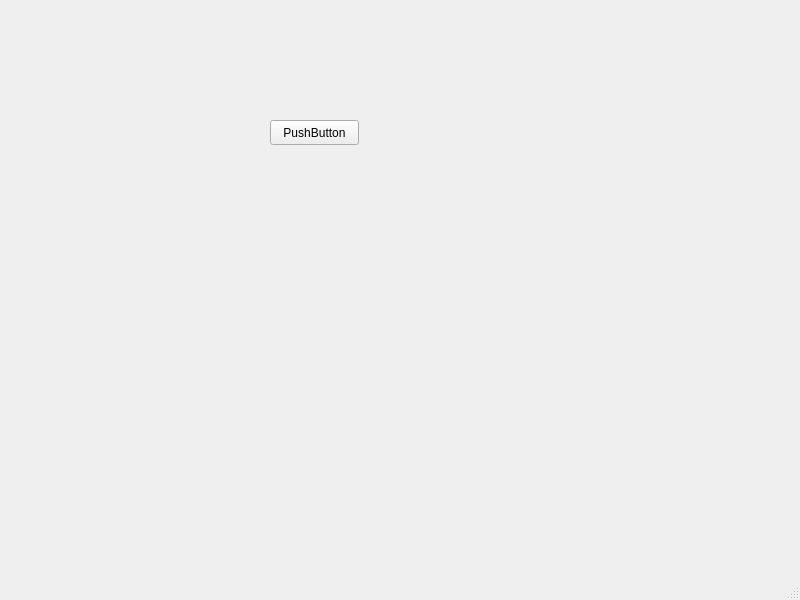
This is mainwindow.ui in tvb2/Backup_1 as Qt 5 draws it before an edit. The edited form follows.
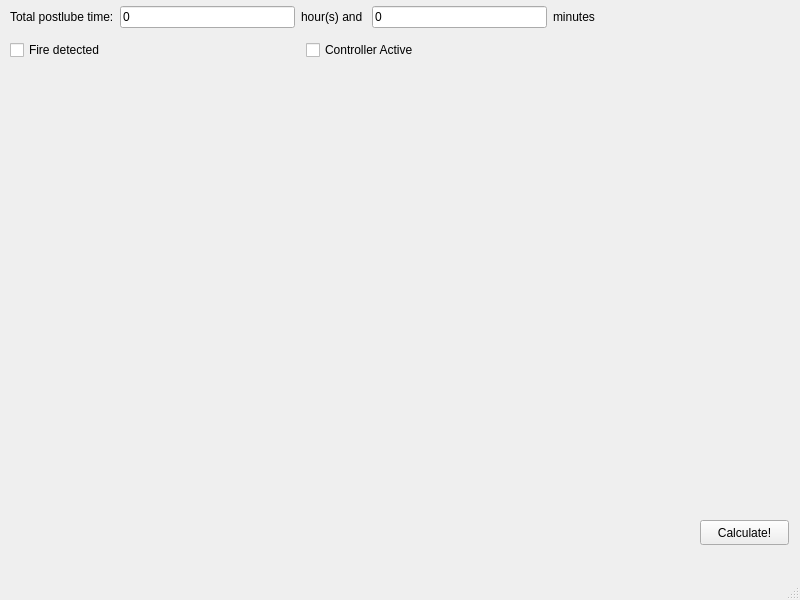
This is the edited form.

Patch:
```diff
--- a/mainwindow.ui
+++ b/mainwindow.ui
@@ -17,16 +17,85 @@
    <widget class="QPushButton" name="pushButton">
     <property name="geometry">
      <rect>
-      <x>270</x>
-      <y>120</y>
+      <x>700</x>
+      <y>520</y>
       <width>89</width>
       <height>25</height>
      </rect>
     </property>
     <property name="text">
-     <string>PushButton</string>
+     <string>Calculate!</string>
     </property>
    </widget>
+   <widget class="QWidget" name="layoutWidget">
+    <property name="geometry">
+     <rect>
+      <x>10</x>
+      <y>0</y>
+      <width>585</width>
+      <height>60</height>
+     </rect>
+    </property>
+    <layout class="QVBoxLayout" name="verticalLayout">
+     <item>
+      <layout class="QHBoxLayout" name="TotalPostlubeTime">
+       <item>
+        <widget class="QLabel" name="lblTotalPostlubeTime">
+         <property name="text">
+          <string>Total postlube time:</string>
+         </property>
+        </widget>
+       </item>
+       <item>
+        <widget class="QLineEdit" name="totalPostlubeHours">
+         <property name="text">
+          <string>0</string>
+         </property>
+        </widget>
+       </item>
+       <item>
+        <widget class="QLabel" name="lblHoursAnd">
+         <property name="text">
+          <string>hour(s) and </string>
+         </property>
+        </widget>
+       </item>
+       <item>
+        <widget class="QLineEdit" name="totalPostlubeMinutes">
+         <property name="text">
+          <string>0</string>
+         </property>
+        </widget>
+       </item>
+       <item>
+        <widget class="QLabel" name="lblMinutes">
+         <property name="text">
+          <string>minutes</string>
+         </property>
+        </widget>
+       </item>
+      </layout>
+     </item>
+     <item>
+      <layout class="QHBoxLayout" name="ControllerActiveSelect">
+       <item>
+        <widget class="QCheckBox" name="ckBxFireDetected">
+         <property name="text">
+          <string>Fire detected</string>
+         </property>
+        </widget>
+       </item>
+       <item>
+        <widget class="QCheckBox" name="ckBxControllerActive">
+         <property name="text">
+          <string>Controller Active</string>
+         </property>
+        </widget>
+       </item>
+      </layout>
+     </item>
+    </layout>
+   </widget>
   </widget>
   <widget class="QMenuBar" name="menubar">
    <property name="geometry">
```
Left out of the diff: 4 changed lines with no effect on the pictures.
